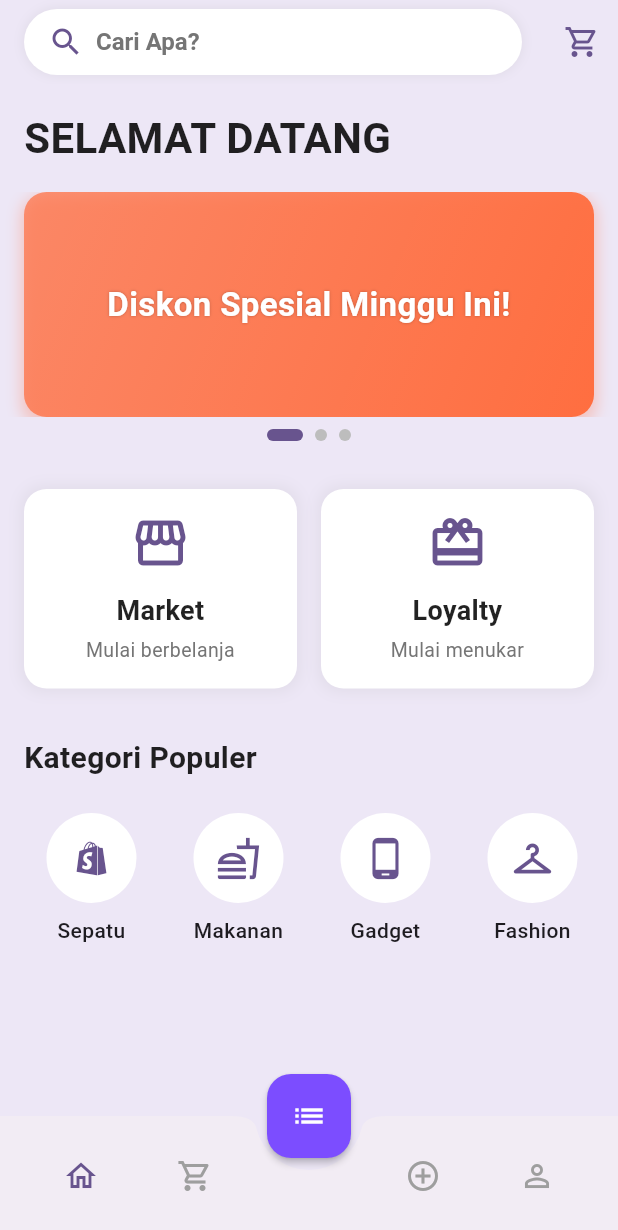
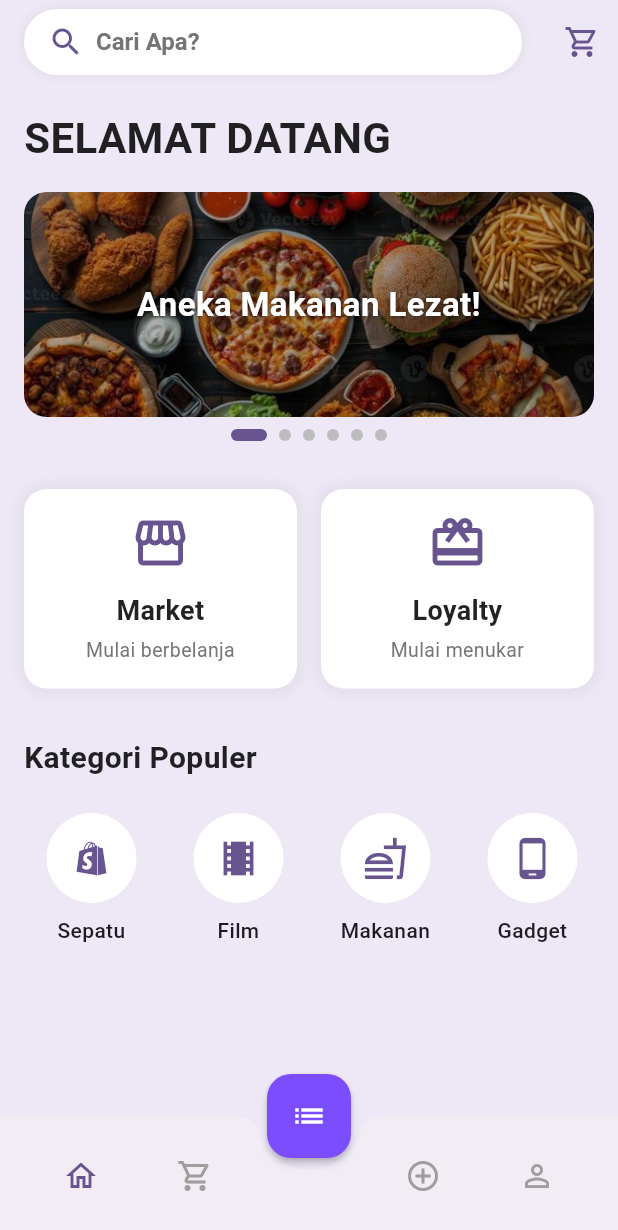
Before and after one commit to AndiGautama/Marketplace, a Flutter app: the screen it shows after launch, on a phone screen of 412 x 824 dp. Shown: the top 1230 px of the screen. Run offline on Flutter 3.47's test engine with Material 3 defaults, Android fonts, the phone set to English and light mode, and no system bars; our stand-ins replace bloc, equatable, flutter_bloc, go_router, shared_preferences.

Commit message:
iklan + perpindahan kategori home ke store

```diff
--- a/lib/features/home/presentation/screens/home_screen.dart
+++ b/lib/features/home/presentation/screens/home_screen.dart
@@ -3,6 +3,19 @@ import 'package:flutter_bloc/flutter_bloc.dart';
 import 'package:go_router/go_router.dart';
 import 'package:marketplace2/features/auth/logic/auth_bloc.dart';
 import 'package:marketplace2/features/cart/logic/cart_bloc.dart';
+
+// Model untuk merepresentasikan data sebuah banner iklan
+class AdBannerModel {
+  final String title;
+  final String imageUrl;
+  final String navigationPath;
+
+  AdBannerModel({
+    required this.title,
+    required this.imageUrl,
+    required this.navigationPath,
+  });
+}
 
 class HomeScreen extends StatefulWidget {
   const HomeScreen({super.key});
@@ -15,12 +28,47 @@ class _HomeScreenState extends State<HomeScreen> {
   final PageController _pageController = PageController();
   int _currentPage = 0;
 
+  // --- IKLAN DITAMBAHKAN MENJADI 6 SLIDE DI SINI ---
+  final List<AdBannerModel> _adBanners = [
+    AdBannerModel(
+      title: 'Aneka Makanan Lezat!',
+      imageUrl: 'assets/images/banner_makanan.jpg',
+      navigationPath: '/categories/Toko Makanan',
+    ),
+    AdBannerModel(
+      title: 'Gadget Terbaru 2025',
+      imageUrl: 'assets/images/banner_gadget.jpg',
+      navigationPath: '/categories/Toko Gadget',
+    ),
+    AdBannerModel(
+      title: 'Fashion Pria & Wanita',
+      imageUrl: 'assets/images/banner_fashion.jpg',
+      navigationPath: '/categories/Toko Fashion',
+    ),
+     AdBannerModel(
+      title: 'Koleksi Sepatu Keren',
+      imageUrl: 'assets/images/banner_sepatu.jpg',
+      navigationPath: '/categories/Toko Sepatu',
+    ),
+    AdBannerModel(
+      title: 'Nonton Film Terbaru',
+      imageUrl: 'assets/images/banner_film.jpg',
+      navigationPath: '/categories/Toko Film',
+    ),
+    AdBannerModel(
+      title: 'Buku & Media Terlengkap',
+      imageUrl: 'assets/images/banner_buku.jpg',
+      navigationPath: '/categories/Toko Buku',
+    ),
+  ];
+
   final List<Map<String, dynamic>> _popularCategories = [
-    {'name': 'Sepatu', 'icon': Icons.shopify_outlined},
-    {'name': 'Makanan', 'icon': Icons.fastfood_outlined},
-    {'name': 'Gadget', 'icon': Icons.phone_android},
-    {'name': 'Fashion', 'icon': Icons.checkroom_outlined},
-    {'name': 'Buku', 'icon': Icons.menu_book},
+    {'displayName': 'Sepatu', 'categoryName': 'Toko Sepatu', 'icon': Icons.shopify_outlined},
+    {'displayName': 'Film', 'categoryName': 'Toko Film', 'icon': Icons.theaters},
+    {'displayName': 'Makanan', 'categoryName': 'Toko Makanan', 'icon': Icons.fastfood_outlined},
+    {'displayName': 'Gadget', 'categoryName': 'Toko Gadget', 'icon': Icons.phone_android},
+    {'displayName': 'Fashion', 'categoryName': 'Toko Fashion', 'icon': Icons.checkroom_outlined},
+    {'displayName': 'Buku', 'categoryName': 'Toko Buku', 'icon': Icons.menu_book},
   ];
 
   @override
@@ -121,19 +169,19 @@ class _HomeScreenState extends State<HomeScreen> {
               children: [
                 SizedBox(
                   height: 150,
-                  child: PageView(
+                  child: PageView.builder(
                     controller: _pageController,
-                    children: [
-                      _buildAdBanner(context, 'Diskon Spesial Minggu Ini!', Colors.deepOrangeAccent),
-                      _buildAdBanner(context, 'Produk Baru Lebih Hemat!', Colors.blueAccent),
-                      _buildAdBanner(context, 'Gratis Ongkir Seluruh Indonesia!', Colors.green),
-                    ],
+                    itemCount: _adBanners.length,
+                    itemBuilder: (context, index) {
+                      final banner = _adBanners[index];
+                      return _buildAdBanner(context, banner);
+                    },
                   ),
                 ),
                 const SizedBox(height: 8),
                 Row(
                   mainAxisAlignment: MainAxisAlignment.center,
-                  children: List.generate(3, (index) => _buildDotIndicator(index)),
+                  children: List.generate(_adBanners.length, (index) => _buildDotIndicator(index)),
                 ),
               ],
             ),
@@ -181,9 +229,9 @@ class _HomeScreenState extends State<HomeScreen> {
                   final category = _popularCategories[index];
                   return _buildCategoryChip(
                     context,
-                    name: category['name'],
+                    name: category['displayName'],
                     icon: category['icon'],
-                    onTap: () => _handleProtectedAction(context, () => context.push('/categories/${category['name']}')),
+                    onTap: () => _handleProtectedAction(context, () => context.push('/categories/${category['categoryName']}')),
                   );
                 },
               ),
@@ -208,35 +256,36 @@ class _HomeScreenState extends State<HomeScreen> {
     );
   }
 
-  Widget _buildAdBanner(BuildContext context, String text, Color color) {
-    return Container(
+  Widget _buildAdBanner(BuildContext context, AdBannerModel banner) {
+    return GestureDetector(
+      onTap: () {
+        _handleProtectedAction(context, () {
+          context.push(banner.navigationPath);
+        });
+      },
+      child: Container(
         margin: const EdgeInsets.symmetric(horizontal: 16),
-      padding: const EdgeInsets.all(16),
         decoration: BoxDecoration(
-        gradient: LinearGradient(
-          colors: [color.withOpacity(0.7), color],
-          begin: Alignment.topLeft,
-          end: Alignment.bottomRight,
+          borderRadius: BorderRadius.circular(15.0),
+          image: DecorationImage(
+            image: AssetImage(banner.imageUrl),
+            fit: BoxFit.cover,
+            colorFilter: ColorFilter.mode(
+              Colors.black.withOpacity(0.3),
+              BlendMode.darken,
             ),
-        borderRadius: BorderRadius.circular(15.0),
-        boxShadow: [
-          BoxShadow(
-            color: color.withOpacity(0.3),
-            spreadRadius: 2,
-            blurRadius: 8,
-            offset: const Offset(0, 4),
           ),
-        ],
         ),
         child: Center(
           child: Text(
-          text,
+            banner.title,
             textAlign: TextAlign.center,
             style: const TextStyle(
               color: Colors.white,
               fontSize: 22,
               fontWeight: FontWeight.bold,
-            shadows: [Shadow(blurRadius: 2, color: Colors.black26)],
+              shadows: [Shadow(blurRadius: 4, color: Colors.black54)],
+            ),
           ),
         ),
       ),
--- a/lib/features/store/data/repositories/mock_store_repository.dart
+++ b/lib/features/store/data/repositories/mock_store_repository.dart
@@ -9,7 +9,7 @@ class MockStoreRepository {
     // Toko Makanan
     StoreModel(id: 'store3', name: 'Restoran Reva', category: 'Toko Makanan', bannerUrl: 'assets/images/banner_makanan.jpg'),
     // Toko Film
-    StoreModel(id: 'store4', name: 'Bioskop George', category: 'Toko Film', bannerUrl: 'assets/images/banner_film.jpg'),
+    StoreModel(id: 'store4', name: 'George Cinema', category: 'Toko Film', bannerUrl: 'assets/images/banner_film.jpg'),
     // Toko Gadget
     StoreModel(id: 'store5', name: 'Andi GadgetIn', category: 'Toko Gadget', bannerUrl: 'assets/images/banner_gadget.jpg'),
     // Toko Fashion
```
Lines whose indentation alone changed are shown as unchanged.
